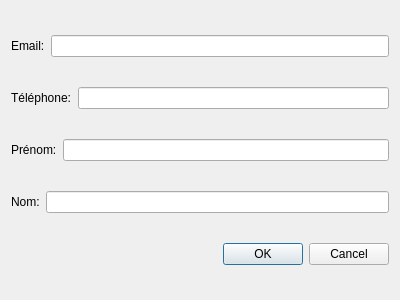
Qt form InfoDynamiqueQt/Vues/vuegestionclient.ui (AlexandreGirardin/ProjetAnalyse) before a commit.
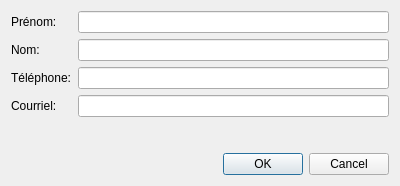
The same form after that commit.

```diff
--- a/InfoDynamiqueQt/Vues/vuegestionclient.ui
+++ b/InfoDynamiqueQt/Vues/vuegestionclient.ui
@@ -7,7 +7,7 @@
     <x>0</x>
     <y>0</y>
     <width>400</width>
-    <height>300</height>
+    <height>186</height>
    </rect>
   </property>
   <property name="windowTitle">
@@ -15,58 +15,46 @@
   </property>
   <layout class="QVBoxLayout" name="verticalLayout">
    <item>
-    <layout class="QHBoxLayout" name="horizontalLayout">
-     <item>
-      <widget class="QLabel" name="label_4">
-       <property name="text">
-        <string>Email:</string>
-       </property>
-      </widget>
-     </item>
-     <item>
-      <widget class="QLineEdit" name="lineEdit_4"/>
-     </item>
-    </layout>
-   </item>
-   <item>
-    <layout class="QHBoxLayout" name="horizontalLayout_2">
-     <item>
-      <widget class="QLabel" name="label_3">
-       <property name="text">
-        <string>Téléphone:</string>
-       </property>
-      </widget>
-     </item>
-     <item>
-      <widget class="QLineEdit" name="lineEdit_3"/>
-     </item>
-    </layout>
-   </item>
-   <item>
-    <layout class="QHBoxLayout" name="horizontalLayout_4">
-     <item>
-      <widget class="QLabel" name="label">
+    <layout class="QFormLayout" name="formLayout_2">
+     <item row="0" column="0">
+      <widget class="QLabel" name="etiquettePrenom">
        <property name="text">
         <string>Prénom:</string>
        </property>
       </widget>
      </item>
-     <item>
-      <widget class="QLineEdit" name="lineEdit"/>
+     <item row="0" column="1">
+      <widget class="QLineEdit" name="champPrenom"/>
      </item>
-    </layout>
-   </item>
-   <item>
-    <layout class="QHBoxLayout" name="horizontalLayout_3">
-     <item>
-      <widget class="QLabel" name="label_2">
+     <item row="1" column="0">
+      <widget class="QLabel" name="etiquetteNom">
        <property name="text">
         <string>Nom:</string>
        </property>
       </widget>
      </item>
-     <item>
-      <widget class="QLineEdit" name="lineEdit_2"/>
+     <item row="1" column="1">
+      <widget class="QLineEdit" name="champNom"/>
+     </item>
+     <item row="2" column="0">
+      <widget class="QLabel" name="etiquetteTelephone">
+       <property name="text">
+        <string>Téléphone:</string>
+       </property>
+      </widget>
+     </item>
+     <item row="2" column="1">
+      <widget class="QLineEdit" name="champTelephone"/>
+     </item>
+     <item row="3" column="0">
+      <widget class="QLabel" name="etiquetteCourriel">
+       <property name="text">
+        <string>Courriel:</string>
+       </property>
+      </widget>
+     </item>
+     <item row="3" column="1">
+      <widget class="QLineEdit" name="champCourriel"/>
      </item>
     </layout>
    </item>
```
